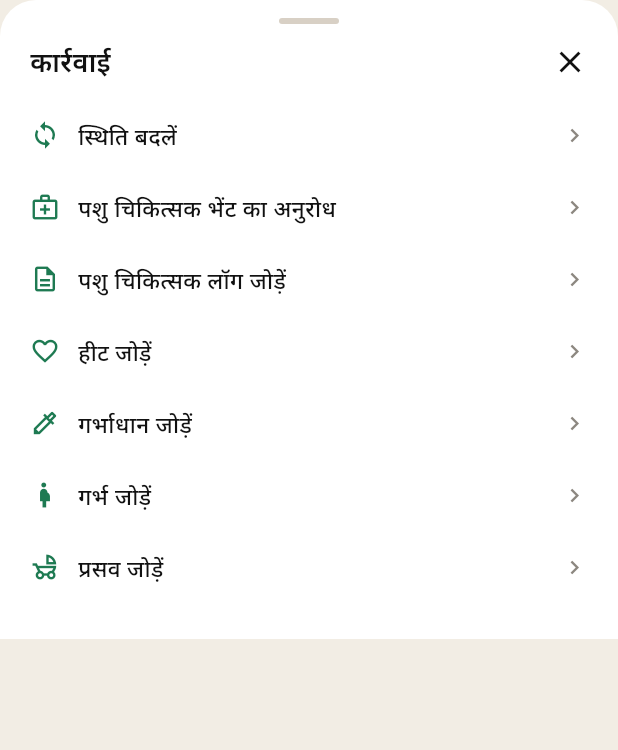
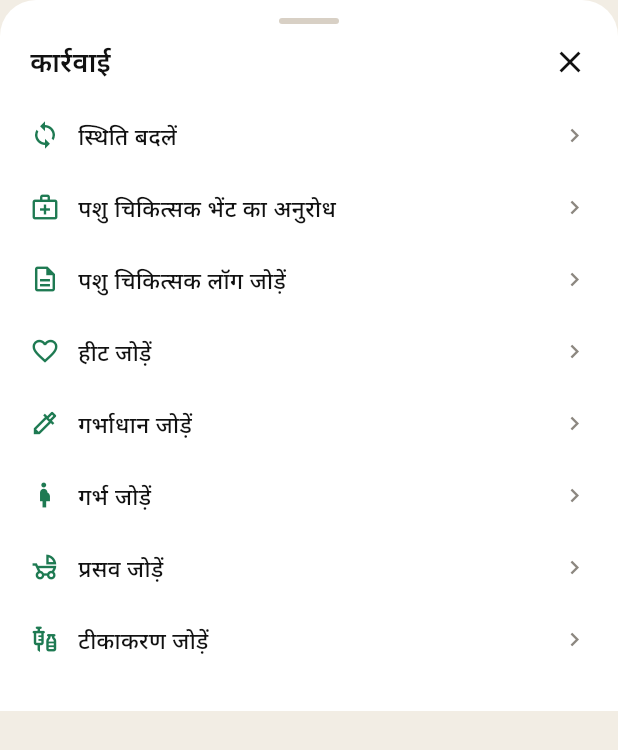
Before and after one commit to vaseey21/Vanix, a Flutter app: the _ActionsSheet widget shown alone on an empty page, opened directly with empty values, on a phone screen of 412 x 824 dp. Shown: the top 750 px of the screen. Run offline on Flutter 3.47's test engine with Material 3 defaults, Android fonts, the phone set to English and light mode, and no system bars; our stand-ins replace flutter_svg, video_player; network calls fail.

Commit message:
auto: save changes

```diff
--- a/flutter_app/lib/screens/cow_profile_screen.dart
+++ b/flutter_app/lib/screens/cow_profile_screen.dart
@@ -1510,6 +1510,7 @@ class _ActionsSheetState extends State<_ActionsSheet> {
       (Icons.colorize_outlined, _t('addInsem'), () { _flow = 'insem'; _go('vetPick'); }),
       (Icons.pregnant_woman_outlined, _t('addPreg'), () => _go('pregConfirm')),
       (Icons.child_friendly_outlined, _t('addDelivery'), () => _go('deliveryConfirm')),
+      (Icons.vaccines_outlined, _t('addVaccination'), () => _go('vaccineType')),
     ];
     return Column(
       children: [
```
